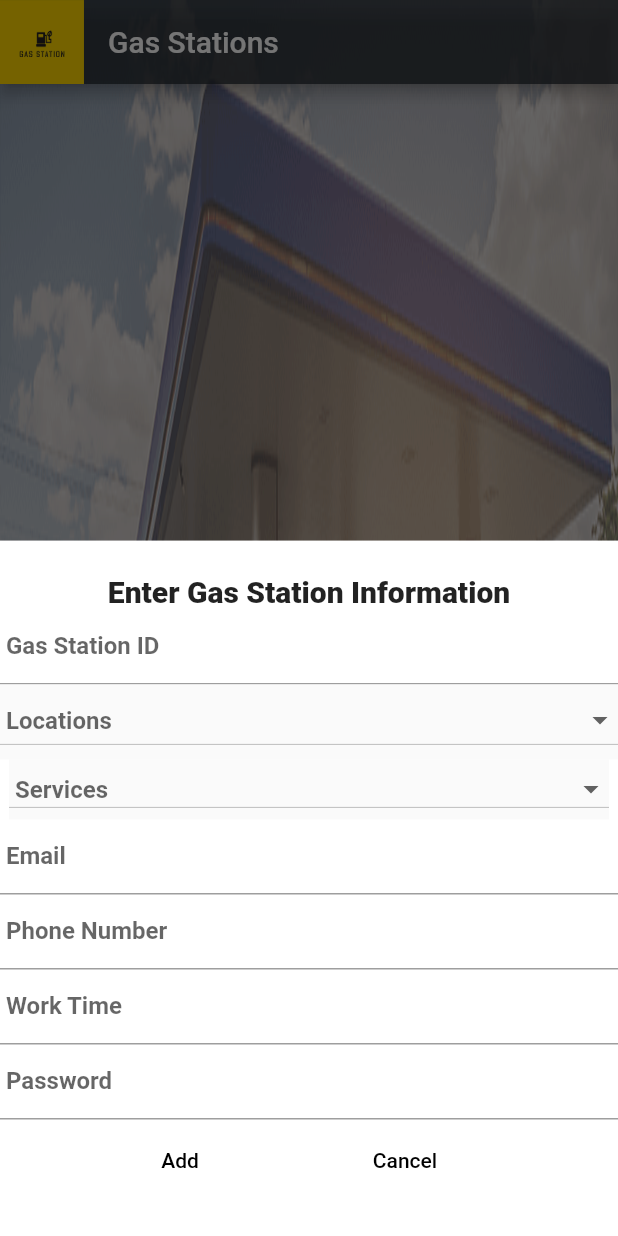
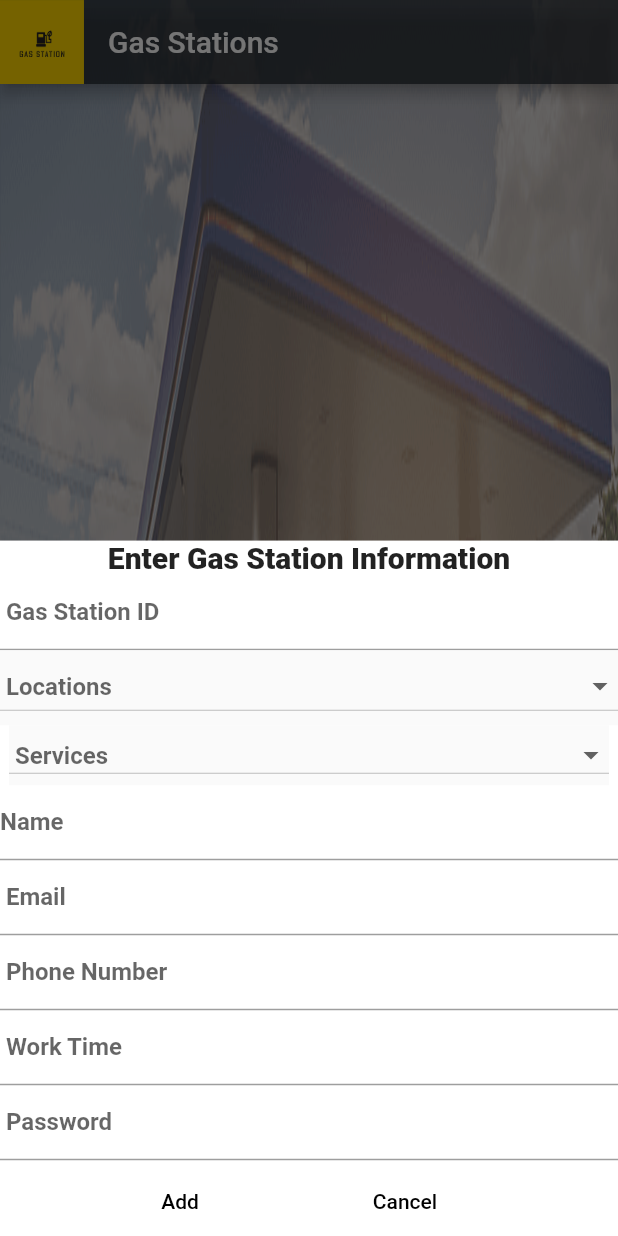
Before and after one commit to tahaineh/project2HU, a Flutter app: the station screen opened directly, after a tap on the "add" icon, on a phone screen of 412 x 824 dp. Run offline on Flutter 3.47's test engine with Material 2 defaults, Android fonts, the phone set to English and light mode, and no system bars; our stand-ins replace cloud_firestore, firebase_auth, firebase_core, firebase_database; accounts and stored records are empty.

Commit message:
Update addgasstation.dart

```diff
--- a/lib/screen/component/addgasstation.dart
+++ b/lib/screen/component/addgasstation.dart
@@ -18,7 +18,7 @@ class station extends StatefulWidget {
 
 class _stationState extends State<station> {
   List gasstationn = [];
-  late String ID, email, phone, password, workTime;
+  late String ID, name, email, phone, password, workTime, orders;
   CollectionReference users =
       FirebaseFirestore.instance.collection('GasStations');
 
@@ -224,6 +224,21 @@ class _stationState extends State<station> {
                                 height: 50,
                                 child: TextField(
                                   decoration: InputDecoration(
+                                    labelText: 'Name ',
+                                    labelStyle: TextStyle(
+                                      fontWeight: FontWeight.bold,
+                                    ),
+                                  ),
+                                  onChanged: (text) {
+                                    name = text;
+                                  },
+                                ),
+                              ),
+                              SizedBox(
+                                width: 500,
+                                height: 50,
+                                child: TextField(
+                                  decoration: InputDecoration(
                                     labelText: ' Email ',
                                     labelStyle: TextStyle(
                                       fontWeight: FontWeight.bold,
@@ -302,7 +317,9 @@ class _stationState extends State<station> {
                                             await users.add({
                                               'email': email,
                                               'ID': ID,
+                                              'Name': name,
                                               'phone': phone,
+                                              'orders': [],
                                               'password': password,
                                               'locations': locations,
                                               'services': services,
```
